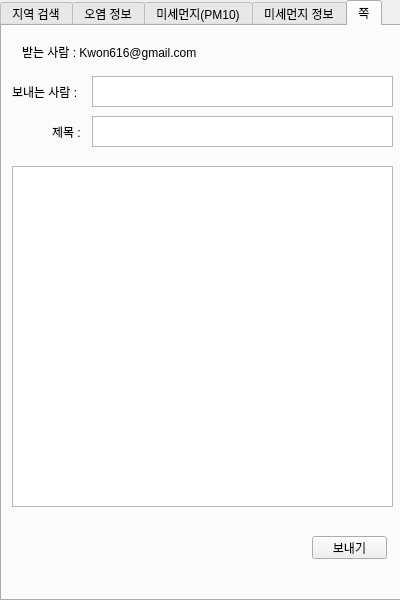
The window that ui to py Convert/convert.ui (WindowsHyun/PythonTermProject) describes before a commit, drawn with Qt 5.
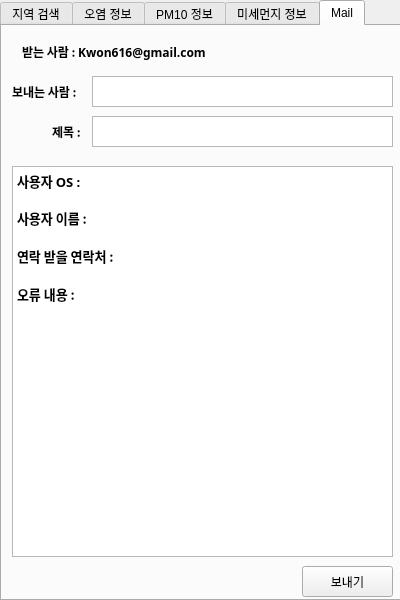
The same window after the commit. The open tabs and pages were chosen to show the change.

Commit message: Update PY Code 베이스64 암호화 및, 복호화 가능하게 함. 메일 보내는 방식의 함수를 만들었다. ui 부분 조금 수정

Patch:
```diff
--- a/ui to py Convert/convert.ui
+++ b/ui to py Convert/convert.ui
@@ -770,7 +770,7 @@
    </widget>
    <widget class="QWidget" name="tab_3">
     <attribute name="title">
-     <string>미세먼지(PM10)</string>
+     <string>PM10 정보</string>
     </attribute>
     <widget class="QLabel" name="pm10_img">
      <property name="geometry">
@@ -1555,7 +1555,7 @@
    </widget>
    <widget class="QWidget" name="tab_5">
     <attribute name="title">
-     <string>쪽</string>
+     <string>Mail</string>
     </attribute>
     <widget class="QLabel" name="label_11">
      <property name="geometry">
@@ -1566,6 +1566,13 @@
        <height>31</height>
       </rect>
      </property>
+     <property name="font">
+      <font>
+       <family>함초롬바탕</family>
+       <weight>75</weight>
+       <bold>true</bold>
+      </font>
+     </property>
      <property name="text">
       <string>받는 사람 : Kwon616@gmail.com</string>
      </property>
@@ -1579,6 +1586,13 @@
        <height>31</height>
       </rect>
      </property>
+     <property name="font">
+      <font>
+       <family>함초롬바탕</family>
+       <weight>75</weight>
+       <bold>true</bold>
+      </font>
+     </property>
      <property name="text">
       <string>보내는 사람 :</string>
      </property>
@@ -1602,6 +1616,13 @@
        <height>31</height>
       </rect>
      </property>
+     <property name="font">
+      <font>
+       <family>함초롬바탕</family>
+       <weight>75</weight>
+       <bold>true</bold>
+      </font>
+     </property>
      <property name="text">
       <string>제목 : </string>
      </property>
@@ -1622,17 +1643,36 @@
        <x>10</x>
        <y>140</y>
        <width>381</width>
-       <height>341</height>
+       <height>391</height>
       </rect>
      </property>
+     <property name="font">
+      <font>
+       <family>함초롬바탕</family>
+       <pointsize>10</pointsize>
+       <weight>75</weight>
+       <bold>true</bold>
+      </font>
+     </property>
+     <property name="html">
+      <string>&lt;!DOCTYPE HTML PUBLIC &quot;-//W3C//DTD HTML 4.0//EN&quot; &quot;http://www.w3.org/TR/REC-html40/strict.dtd&quot;&gt;
+&lt;html&gt;&lt;head&gt;&lt;meta name=&quot;qrichtext&quot; content=&quot;1&quot; /&gt;&lt;style type=&quot;text/css&quot;&gt;
+p, li { white-space: pre-wrap; }
+&lt;/style&gt;&lt;/head&gt;&lt;body style=&quot; font-family:'함초롬바탕'; font-size:10pt; font-weight:600; font-style:normal;&quot;&gt;
+&lt;p style=&quot; margin-top:0px; margin-bottom:0px; margin-left:0px; margin-right:0px; -qt-block-indent:0; text-indent:0px;&quot;&gt;사용자 OS : &lt;br /&gt;&lt;br /&gt;사용자 이름 : &lt;/p&gt;
+&lt;p style=&quot;-qt-paragraph-type:empty; margin-top:0px; margin-bottom:0px; margin-left:0px; margin-right:0px; -qt-block-indent:0; text-indent:0px;&quot;&gt;&lt;br /&gt;&lt;/p&gt;
+&lt;p style=&quot; margin-top:0px; margin-bottom:0px; margin-left:0px; margin-right:0px; -qt-block-indent:0; text-indent:0px;&quot;&gt;연락 받을 연락처 : &lt;/p&gt;
+&lt;p style=&quot;-qt-paragraph-type:empty; margin-top:0px; margin-bottom:0px; margin-left:0px; margin-right:0px; -qt-block-indent:0; text-indent:0px;&quot;&gt;&lt;br /&gt;&lt;/p&gt;
+&lt;p style=&quot; margin-top:0px; margin-bottom:0px; margin-left:0px; margin-right:0px; -qt-block-indent:0; text-indent:0px;&quot;&gt;오류 내용 : &lt;/p&gt;&lt;/body&gt;&lt;/html&gt;</string>
+     </property>
     </widget>
     <widget class="QPushButton" name="pushButton">
      <property name="geometry">
       <rect>
-       <x>310</x>
-       <y>510</y>
-       <width>75</width>
-       <height>23</height>
+       <x>300</x>
+       <y>540</y>
+       <width>91</width>
+       <height>31</height>
       </rect>
      </property>
      <property name="text">
```
Left out of the diff: 26 changed lines with no effect on the pictures. The commit also changes 6 other files.
